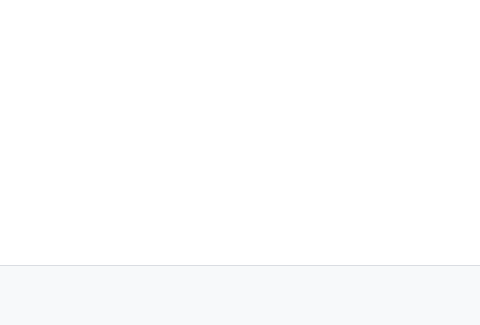
First picture: the form in Proyecto/src/vista/Ui/interfaz_contable_informes_gestion_economica.ui, repository smonts01/Ingenieria-del-software, before the edit; both pictures show x 575 to 1055 and y 375 to 700 of the 1200 by 700 pixel window.
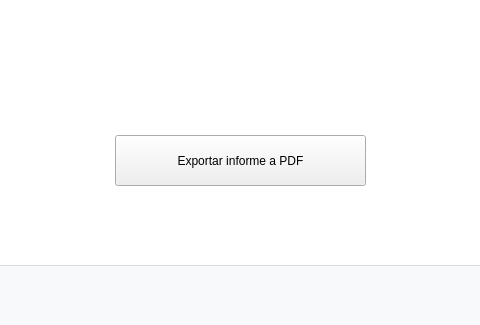
Second picture: the form after the edit. Icons and pictures are not drawn.

What changed in the file:
```diff
--- a/Proyecto/src/vista/Ui/interfaz_contable_informes_gestion_economica.ui
+++ b/Proyecto/src/vista/Ui/interfaz_contable_informes_gestion_economica.ui
@@ -731,6 +731,19 @@
        <string/>
       </property>
      </widget>
+     <widget class="QPushButton" name="btnExportarPDF">
+      <property name="geometry">
+       <rect>
+        <x>440</x>
+        <y>320</y>
+        <width>251</width>
+        <height>51</height>
+       </rect>
+      </property>
+      <property name="text">
+       <string>Exportar informe a PDF</string>
+      </property>
+     </widget>
     </widget>
     <widget class="QLabel" name="label_13">
      <property name="geometry">
```
